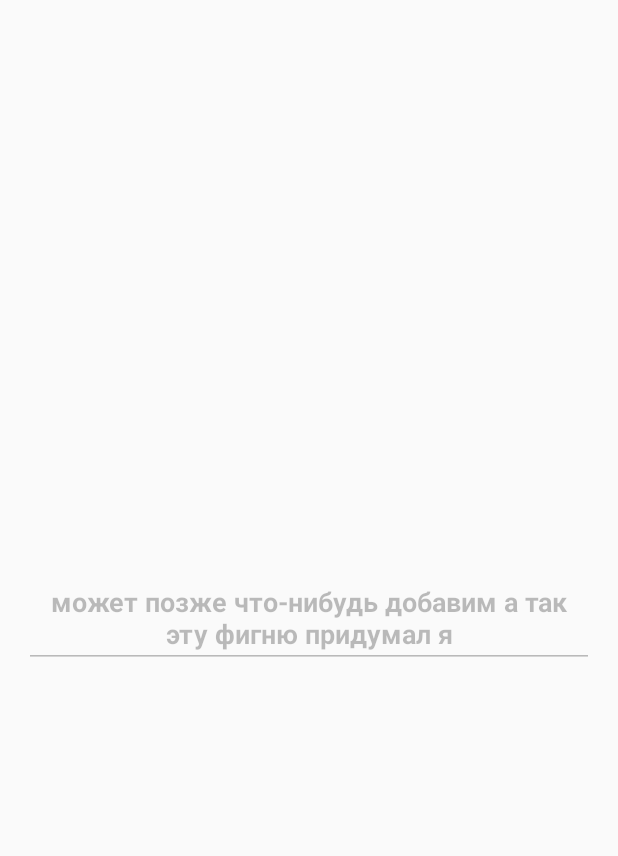
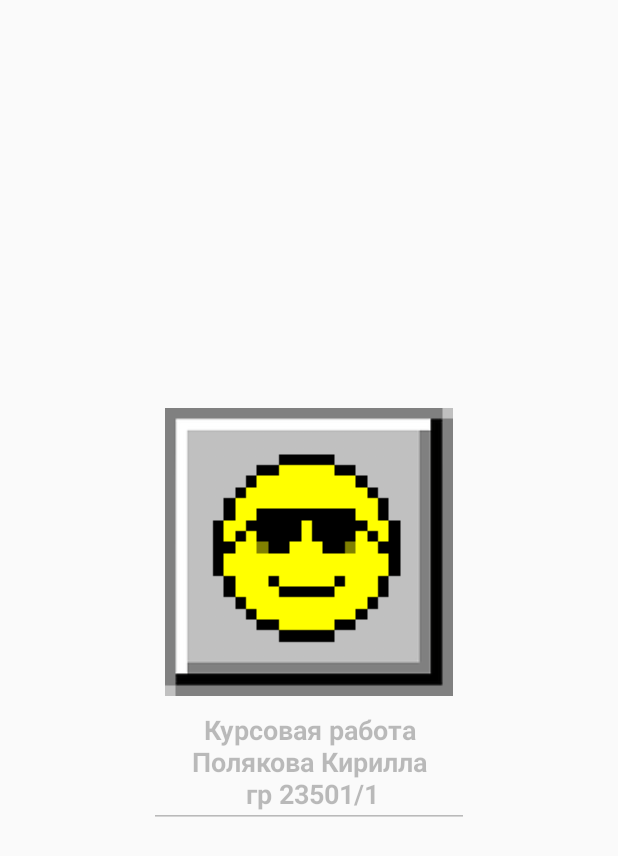
Before and after one commit to Aezakme/Bomber, an Android app: the About screen opened directly, with no data from a screen before it, on a phone screen of 412 x 824 dp. Shown: the top 856 px of the screen. Run offline under Robolectric (Android 15) with nearby library versions, the phone set to English and light mode, and no system bars.

Commit message:
This changes have change my project
And my life, may be…

```diff
--- a/app/src/main/res/layout/activity_about.xml
+++ b/app/src/main/res/layout/activity_about.xml
@@ -9,20 +9,32 @@
     android:paddingTop="@dimen/activity_vertical_margin"
     tools:context="com.example.kirill.coursework.About">
 
-    <EditText
+    <LinearLayout
+        android:orientation="vertical"
         android:layout_width="wrap_content"
         android:layout_height="wrap_content"
-        android:inputType="textMultiLine"
-        android:ems="10"
-        android:id="@+id/editText"
-        android:text="может позже что-нибудь добавим а так эту фигню придумал я"
         android:layout_centerVertical="true"
-        android:layout_alignParentLeft="true"
-        android:layout_alignParentStart="true"
-        android:layout_alignParentRight="true"
-        android:layout_alignParentEnd="true"
-        android:editable="false"
-        android:enabled="false"
-        android:textStyle="bold"
-        android:textAlignment="center" />
+        android:layout_centerHorizontal="true">
+
+        <ImageButton
+            android:layout_width="wrap_content"
+            android:layout_height="wrap_content"
+            android:id="@+id/imageView3"
+            android:onClick="startHint"
+            android:layout_gravity="center_horizontal"
+            android:background="@drawable/win" />
+
+        <EditText
+            android:layout_width="wrap_content"
+            android:layout_height="wrap_content"
+            android:inputType="textMultiLine"
+            android:ems="10"
+            android:id="@+id/editText"
+            android:text="@string/About"
+            android:enabled="false"
+            android:textStyle="bold"
+            android:textAlignment="center"
+            android:layout_gravity="center_horizontal" />
+
+    </LinearLayout>
 </RelativeLayout>
--- a/app/src/main/res/values/strings.xml
+++ b/app/src/main/res/values/strings.xml
@@ -7,4 +7,5 @@
     <string name="game_string">Play!</string>
     <string name="field_size">Field Size</string>
     <string name="number_mines">Number of mines</string>
+    <string name="About">Курсовая работа Полякова Кирилла\n гр 23501/1</string>
 </resources>
```
Also changed, not shown: app/src/main/java/com/example/kirill/coursework/About.java (+22 -0 lines), app/src/main/java/com/example/kirill/coursework/Settings.java (+1 -19 lines), app/src/main/java/com/example/kirill/coursework/Slot.java (+2 -10 lines), app/src/main/res/drawable/hint.png (added), 1 other file.
